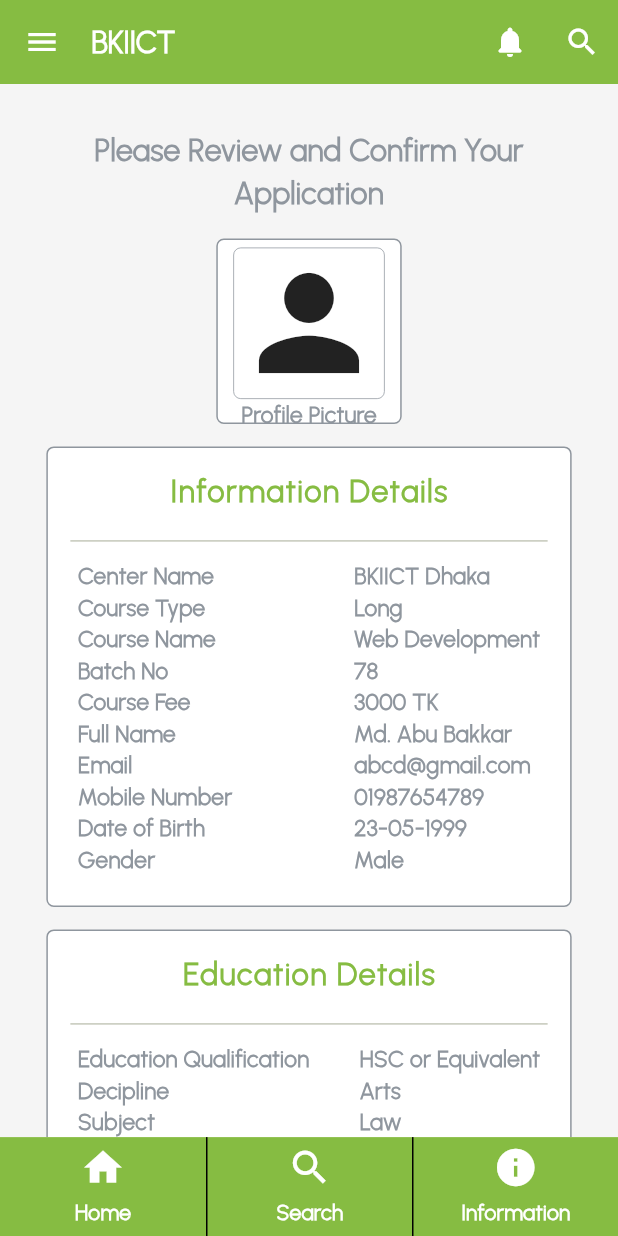
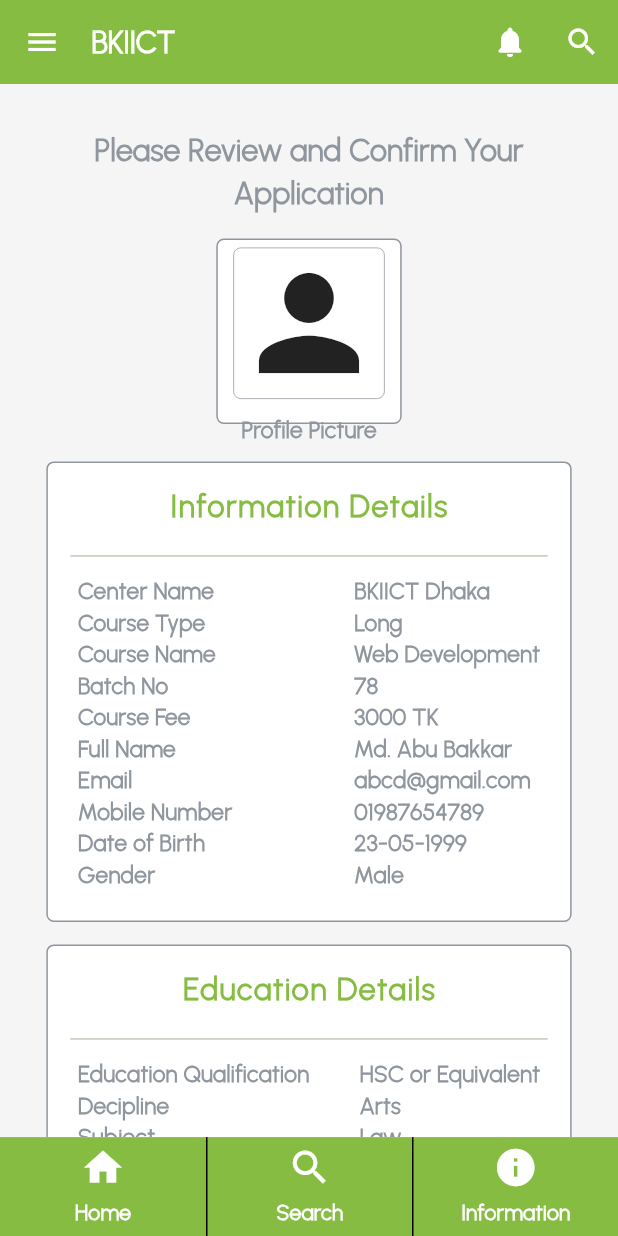
Before and after one commit to Mahfuz-00/bkiict_app, a Flutter app: the RegistrationApplicationReview screen opened directly, on a phone screen of 412 x 824 dp. Run offline on Flutter 3.47's test engine with Material 3 defaults, Android fonts, the phone set to English and light mode, and no system bars; our stand-ins replace table_calendar; missing offline and left inert: footer.

Commit message:
Last Updated: 28th April 2024

```diff
--- a/lib/All Course UI/allcourses.dart
+++ b/lib/All Course UI/allcourses.dart
@@ -35,6 +35,7 @@ class _AllCoursesState extends State<AllCourses> with SingleTickerProviderStateM
     final screenWidth = MediaQuery.of(context).size.width;
     final screenHeight = MediaQuery.of(context).size.height;
     return Scaffold(
+      backgroundColor: Colors.grey[100],
       key: _scaffoldKey,
       appBar: AppBar(
         backgroundColor: const Color.fromRGBO(134, 188, 66, 1),
@@ -197,7 +198,6 @@ class _AllCoursesState extends State<AllCourses> with SingleTickerProviderStateM
             scrollDirection: Axis.vertical,
             child: SafeArea(
               child: Container(
-                height: screenHeight+205,
                 color: Colors.grey[100],
                 padding: EdgeInsets.symmetric(horizontal: 20, vertical: 20),
                 child: Column(
@@ -261,7 +261,6 @@ class _AllCoursesState extends State<AllCourses> with SingleTickerProviderStateM
             scrollDirection: Axis.vertical,
             child: SafeArea(
               child: Container(
-                height: screenHeight+205,
                 color: Colors.grey[100],
                 padding: EdgeInsets.symmetric(horizontal: 20, vertical: 20),
                 child: Column(
--- a/lib/Customise Course UI/customisedcourses.dart
+++ b/lib/Customise Course UI/customisedcourses.dart
@@ -35,6 +35,7 @@ class _CustomisedCoursesState extends State<CustomisedCourses> with SingleTicker
     final screenWidth = MediaQuery.of(context).size.width;
     final screenHeight = MediaQuery.of(context).size.height;
     return Scaffold(
+      backgroundColor: Colors.grey[100],
       key: _scaffoldKey,
       appBar: AppBar(
         backgroundColor: const Color.fromRGBO(134, 188, 66, 1),
@@ -197,7 +198,6 @@ class _CustomisedCoursesState extends State<CustomisedCourses> with SingleTicker
             scrollDirection: Axis.vertical,
             child: SafeArea(
               child: Container(
-                height: screenHeight+205,
                 color: Colors.grey[100],
                 padding: EdgeInsets.symmetric(horizontal: 20, vertical: 20),
                 child: Column(
@@ -261,7 +261,6 @@ class _CustomisedCoursesState extends State<CustomisedCourses> with SingleTicker
             scrollDirection: Axis.vertical,
             child: SafeArea(
               child: Container(
-                height: screenHeight+205,
                 color: Colors.grey[100],
                 padding: EdgeInsets.symmetric(horizontal: 20, vertical: 20),
                 child: Column(
--- a/lib/Dashboard UI/dashboardUI.dart
+++ b/lib/Dashboard UI/dashboardUI.dart
@@ -24,6 +24,7 @@ class _DashboardState extends State<Dashboard> with SingleTickerProviderStateMix
     final screenHeight = MediaQuery.of(context).size.height;
     return Scaffold(
       key: _scaffoldKey,
+      backgroundColor: Colors.grey[100],
       appBar: AppBar(
         backgroundColor: const Color.fromRGBO(134, 188, 66, 1),
         titleSpacing: 5,
@@ -135,7 +136,6 @@ class _DashboardState extends State<Dashboard> with SingleTickerProviderStateMix
       body: SingleChildScrollView(
         child: SafeArea(
           child: Container(
-            height: screenHeight-(screenHeight*0.2),
             color: Colors.grey[100],
             padding: EdgeInsets.symmetric(horizontal: 30, vertical: 30),
               child: Column(
--- a/lib/Long Course UI/longcourses.dart
+++ b/lib/Long Course UI/longcourses.dart
@@ -35,6 +35,7 @@ class _LongCoursesState extends State<LongCourses> with SingleTickerProviderStat
     final screenWidth = MediaQuery.of(context).size.width;
     final screenHeight = MediaQuery.of(context).size.height;
     return Scaffold(
+      backgroundColor: Colors.grey[100],
       key: _scaffoldKey,
       appBar: AppBar(
         backgroundColor: const Color.fromRGBO(134, 188, 66, 1),
@@ -197,7 +198,6 @@ class _LongCoursesState extends State<LongCourses> with SingleTickerProviderStat
             scrollDirection: Axis.vertical,
             child: SafeArea(
               child: Container(
-                height: screenHeight+205,
                 color: Colors.grey[100],
                 padding: EdgeInsets.symmetric(horizontal: 20, vertical: 20),
                 child: Column(
@@ -261,7 +261,6 @@ class _LongCoursesState extends State<LongCourses> with SingleTickerProviderStat
             scrollDirection: Axis.vertical,
             child: SafeArea(
               child: Container(
-                height: screenHeight+205,
                 color: Colors.grey[100],
                 padding: EdgeInsets.symmetric(horizontal: 20, vertical: 20),
                 child: Column(
--- a/lib/Online Registration UI/idcarddownload.dart
+++ b/lib/Online Registration UI/idcarddownload.dart
@@ -20,6 +20,7 @@ class _IDCardDownloadState extends State<IDCardDownload> with SingleTickerProvid
     final screenWidth = MediaQuery.of(context).size.width;
     final screenHeight = MediaQuery.of(context).size.height;
     return Scaffold(
+      backgroundColor: Colors.grey[100],
       key: _scaffoldKey,
       appBar: AppBar(
         backgroundColor: const Color.fromRGBO(134, 188, 66, 1),
@@ -129,7 +130,8 @@ class _IDCardDownloadState extends State<IDCardDownload> with SingleTickerProvid
           ],
         ),
       ),
-      body: SafeArea(
+      body: SingleChildScrollView(
+        child: SafeArea(
           child: Container(
             height: screenHeight,
             color: Colors.grey[100],
@@ -341,6 +343,7 @@ class _IDCardDownloadState extends State<IDCardDownload> with SingleTickerProvid
             ),
           ),
         ),
+      ),
       bottomNavigationBar: Container(
         height: screenHeight * 0.08,
         color: const Color.fromRGBO(134, 188, 66, 1),
--- a/lib/Online Registration UI/registrationacademicinfo.dart
+++ b/lib/Online Registration UI/registrationacademicinfo.dart
@@ -34,6 +34,7 @@ class _RegistrationAcademicInformationState extends State<RegistrationAcademicIn
     final screenWidth = MediaQuery.of(context).size.width;
     final screenHeight = MediaQuery.of(context).size.height;
     return Scaffold(
+      backgroundColor: Colors.grey[100],
       key: _scaffoldKey,
       appBar: AppBar(
         backgroundColor: const Color.fromRGBO(134, 188, 66, 1),
@@ -147,7 +148,6 @@ class _RegistrationAcademicInformationState extends State<RegistrationAcademicIn
         scrollDirection: Axis.vertical,
           child: SafeArea(
             child: Container(
-              height: screenHeight + 40,
               color: Colors.grey[100],
               padding: EdgeInsets.symmetric(horizontal: 30, vertical: 30),
               child: Column(
--- a/lib/Online Registration UI/registrationapplicationreview.dart
+++ b/lib/Online Registration UI/registrationapplicationreview.dart
@@ -23,6 +23,7 @@ class _RegistrationApplicationReviewState
     final screenWidth = MediaQuery.of(context).size.width;
     final screenHeight = MediaQuery.of(context).size.height;
     return Scaffold(
+      backgroundColor: Colors.grey[100],
       key: _scaffoldKey,
       appBar: AppBar(
         backgroundColor: const Color.fromRGBO(134, 188, 66, 1),
@@ -144,7 +145,6 @@ class _RegistrationApplicationReviewState
       body: SingleChildScrollView(
           child: SafeArea(
         child: Container(
-          height: screenHeight*1.35,
           color: Colors.grey[100],
           padding: EdgeInsets.symmetric(horizontal: 30, vertical: 30),
           child: Column(
@@ -196,6 +196,7 @@ class _RegistrationApplicationReviewState
                           ),
                         ),
                       ),
+                      SizedBox(height: 10,),
                       Text(
                         'Profile Picture',
                         style: TextStyle(
@@ -209,7 +210,7 @@ class _RegistrationApplicationReviewState
                   ),
                 ),
               ),
-              SizedBox(height: 15,),
+              SizedBox(height: 25,),
               Center(
                   child: Container(
                     width: screenWidth * 0.85,
@@ -745,7 +746,7 @@ class _RegistrationApplicationReviewState
       context: context,
       builder: (BuildContext context) {
         return Container(
-          height: 400,
+          height: 600,
           width: MediaQuery.of(context).size.width,
           padding: EdgeInsets.all(20),
           child: Column(
--- a/lib/Online Registration UI/registrationcenter.dart
+++ b/lib/Online Registration UI/registrationcenter.dart
@@ -59,6 +59,7 @@ class _RegistrationCenterState extends State<RegistrationCenter> with SingleTick
     final screenWidth = MediaQuery.of(context).size.width;
     final screenHeight = MediaQuery.of(context).size.height;
     return Scaffold(
+      backgroundColor: Colors.grey[100],
       key: _scaffoldKey,
       appBar: AppBar(
         backgroundColor: const Color.fromRGBO(134, 188, 66, 1),
@@ -171,7 +172,6 @@ class _RegistrationCenterState extends State<RegistrationCenter> with SingleTick
       body: SingleChildScrollView(
           child: SafeArea(
             child: Container(
-              height: screenHeight-80,
               color: Colors.grey[100],
               padding: EdgeInsets.symmetric(horizontal: 30, vertical: 30),
               child: Column(
--- a/lib/Online Registration UI/registrationpersonalinfo.dart
+++ b/lib/Online Registration UI/registrationpersonalinfo.dart
@@ -36,6 +36,7 @@ class _RegistrationPersonalInformationState extends State<RegistrationPersonalIn
     final screenWidth = MediaQuery.of(context).size.width;
     final screenHeight = MediaQuery.of(context).size.height;
     return Scaffold(
+      backgroundColor: Colors.grey[100],
       key: _scaffoldKey,
       appBar: AppBar(
         backgroundColor: const Color.fromRGBO(134, 188, 66, 1),
@@ -148,7 +149,6 @@ class _RegistrationPersonalInformationState extends State<RegistrationPersonalIn
       body: SingleChildScrollView(
           child: SafeArea(
             child: Container(
-              height: screenHeight-40,
               color: Colors.grey[100],
               padding: EdgeInsets.symmetric(horizontal: 30, vertical: 30),
               child: Column(
--- a/lib/Short Course UI/shortcourses.dart
+++ b/lib/Short Course UI/shortcourses.dart
@@ -35,6 +35,7 @@ class _ShortCoursesState extends State<ShortCourses> with SingleTickerProviderSt
     final screenWidth = MediaQuery.of(context).size.width;
     final screenHeight = MediaQuery.of(context).size.height;
     return Scaffold(
+      backgroundColor: Colors.grey[100],
       key: _scaffoldKey,
       appBar: AppBar(
         backgroundColor: const Color.fromRGBO(134, 188, 66, 1),
@@ -197,7 +198,6 @@ class _ShortCoursesState extends State<ShortCourses> with SingleTickerProviderSt
             scrollDirection: Axis.vertical,
             child: SafeArea(
               child: Container(
-                height: screenHeight+205,
                 color: Colors.grey[100],
                 padding: EdgeInsets.symmetric(horizontal: 20, vertical: 20),
                 child: Column(
@@ -261,7 +261,6 @@ class _ShortCoursesState extends State<ShortCourses> with SingleTickerProviderSt
             scrollDirection: Axis.vertical,
             child: SafeArea(
               child: Container(
-                height: screenHeight+205,
                 color: Colors.grey[100],
                 padding: EdgeInsets.symmetric(horizontal: 20, vertical: 20),
                 child: Column(
```
Lines whose indentation alone changed are shown as unchanged.
